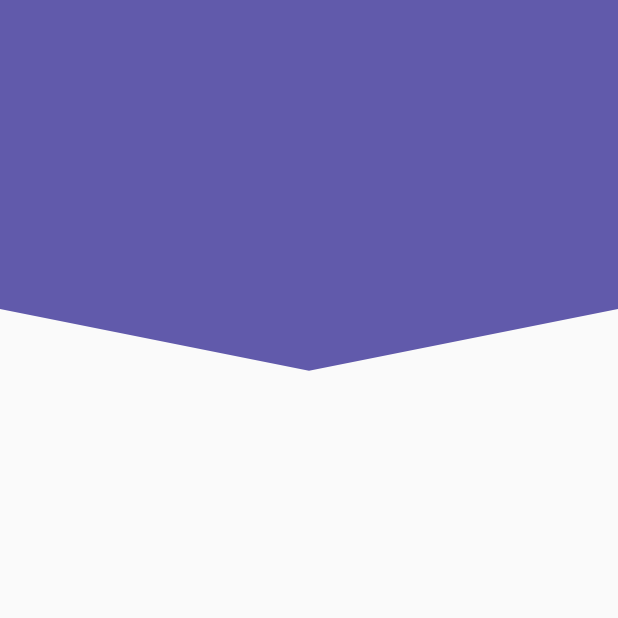
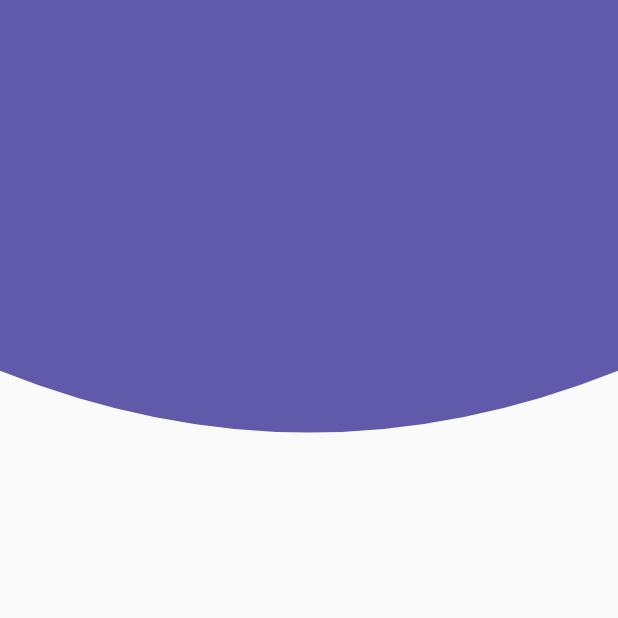
Before and after one commit to FKSAxell/custom_painter, a Flutter app: the screen it shows after launch, on a phone screen of 412 x 824 dp, the top half of it. Run offline on Flutter 3.47's test engine with Material 2 defaults, Android fonts, the phone set to English and light mode, and no system bars.

Commit message:
HeaderCurvo

```diff
--- a/lib/src/pages/headers_page.dart
+++ b/lib/src/pages/headers_page.dart
@@ -5,7 +5,7 @@ class HeadersPage extends StatelessWidget {
   @override
   Widget build(BuildContext context) {
     return Scaffold(
-      body: HeaderPico()
+      body: HeaderCurvo()
     );
   }
 }
--- a/lib/src/widgets/headers.dart
+++ b/lib/src/widgets/headers.dart
@@ -5,8 +5,7 @@ class HeaderCuadrado extends StatelessWidget {
   Widget build(BuildContext context) {
     return Container(
       height: 300,
-      color:Color(0xff615AAB),
-
+      color: Color(0xff615AAB),
     );
   }
 }
@@ -17,8 +16,9 @@ class HeaderBordesRedondeados extends StatelessWidget {
     return Container(
       height: 300,
       decoration: BoxDecoration(
-        borderRadius: BorderRadius.only(bottomLeft:Radius.circular(70), bottomRight:Radius.circular(70) ),
-        color:Color(0xff615AAB),
+        borderRadius: BorderRadius.only(
+            bottomLeft: Radius.circular(70), bottomRight: Radius.circular(70)),
+        color: Color(0xff615AAB),
       ),
     );
   }
@@ -37,28 +37,26 @@ class HeaderDiagonal extends StatelessWidget {
   }
 }
 
-class _HeaderDiagonalPainter extends CustomPainter{
+class _HeaderDiagonalPainter extends CustomPainter {
   @override
   void paint(Canvas canvas, Size size) {
-
     final lapiz = Paint();
 
     // Propiedades
-      lapiz.color       = Color(0xff615AAB);
-      lapiz.style       = PaintingStyle.fill; //.fill rellenar
+    lapiz.color = Color(0xff615AAB);
+    lapiz.style = PaintingStyle.fill; //.fill rellenar
     lapiz.strokeWidth = 2;
 
     final path = new Path();
 
     //Dibujar con el path y el lapiz
-      path.moveTo(0         , size.height*0.35);
-      path.lineTo(size.width, size.height*0.30);
+    path.moveTo(0, size.height * 0.35);
+    path.lineTo(size.width, size.height * 0.30);
     path.lineTo(size.width, 0);
     path.lineTo(0, 0);
 
     // path.lineTo(0, size.height*0.5);
     canvas.drawPath(path, lapiz);
-
   }
 
   @override
@@ -66,7 +64,6 @@ class _HeaderDiagonalPainter extends CustomPainter{
     return true;
   }
 }
-
 
 class HeaderTriangular extends StatelessWidget {
   @override
@@ -81,15 +78,14 @@ class HeaderTriangular extends StatelessWidget {
   }
 }
 
-class _HeaderTriangularPainter extends CustomPainter{
+class _HeaderTriangularPainter extends CustomPainter {
   @override
   void paint(Canvas canvas, Size size) {
-
     final lapiz = Paint();
 
     // Propiedades
-      lapiz.color       = Color(0xff615AAB);
-      lapiz.style       = PaintingStyle.fill; //.fill rellenar
+    lapiz.color = Color(0xff615AAB);
+    lapiz.style = PaintingStyle.fill; //.fill rellenar
     lapiz.strokeWidth = 2;
 
     final path = new Path();
@@ -101,7 +97,6 @@ class _HeaderTriangularPainter extends CustomPainter{
 
     // path.lineTo(0, size.height*0.5);
     canvas.drawPath(path, lapiz);
-
   }
 
   @override
@@ -109,7 +104,6 @@ class _HeaderTriangularPainter extends CustomPainter{
     return true;
   }
 }
-
 
 class HeaderPico extends StatelessWidget {
   @override
@@ -124,29 +118,27 @@ class HeaderPico extends StatelessWidget {
   }
 }
 
-class _HeaderPicoPainter extends CustomPainter{
+class _HeaderPicoPainter extends CustomPainter {
   @override
   void paint(Canvas canvas, Size size) {
-
     final lapiz = Paint();
 
     // Propiedades
-      lapiz.color       = Color(0xff615AAB);
-      lapiz.style       = PaintingStyle.fill; //.fill rellenar
+    lapiz.color = Color(0xff615AAB);
+    lapiz.style = PaintingStyle.fill; //.fill rellenar
     lapiz.strokeWidth = 2;
 
     final path = new Path();
 
     //Dibujar con el path y el lapiz
-      path.lineTo(0, size.height*0.25);
-      path.lineTo(size.width*0.5, size.height*0.3);
-      path.lineTo(size.width, size.height*0.25);
+    path.lineTo(0, size.height * 0.25);
+    path.lineTo(size.width * 0.5, size.height * 0.3);
+    path.lineTo(size.width, size.height * 0.25);
     path.lineTo(size.width, 0);
     // path.lineTo(0, 0);
 
     // path.lineTo(0, size.height*0.5);
     canvas.drawPath(path, lapiz);
-
   }
 
   @override
@@ -154,3 +146,44 @@ class _HeaderPicoPainter extends CustomPainter{
     return true;
   }
 }
+
+class HeaderCurvo extends StatelessWidget {
+  @override
+  Widget build(BuildContext context) {
+    return Container(
+      height: double.infinity,
+      width: double.infinity,
+      child: CustomPaint(
+        painter: _HeaderCurvoPainter(),
+      ),
+    );
+  }
+}
+
+class _HeaderCurvoPainter extends CustomPainter {
+  @override
+  void paint(Canvas canvas, Size size) {
+    final lapiz = Paint();
+
+    // Propiedades
+    lapiz.color = Color(0xff615AAB);
+    lapiz.style = PaintingStyle.fill; //.fill rellenar
+    lapiz.strokeWidth = 20;
+
+    final path = new Path();
+
+    //Dibujar con el path y el lapiz
+    path.lineTo(0, size.height * 0.30);
+    path.quadraticBezierTo(size.width*0.5, size.height*0.4, size.width, size.height*0.30);
+    path.lineTo(size.width, 0);
+    // path.lineTo(size.width, size.height*0.25);
+
+
+    canvas.drawPath(path, lapiz);
+  }
+
+  @override
+  bool shouldRepaint(covariant CustomPainter oldDelegate) {
+    return true;
+  }
+}
```
Lines whose indentation alone changed are shown as unchanged.
